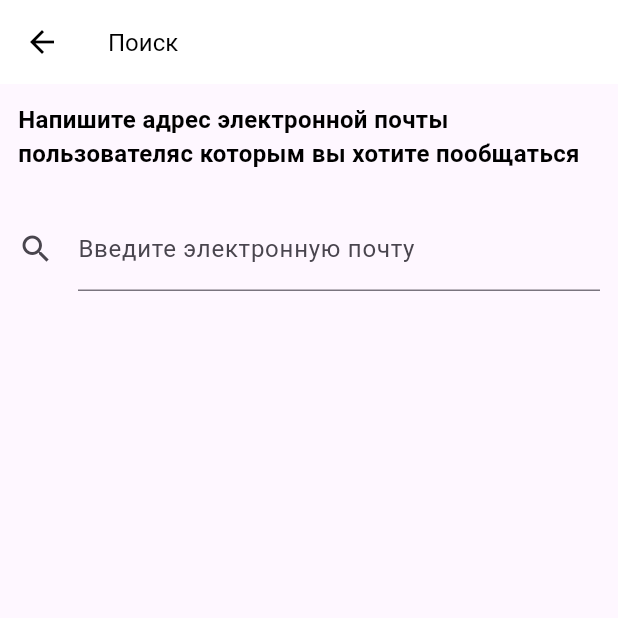
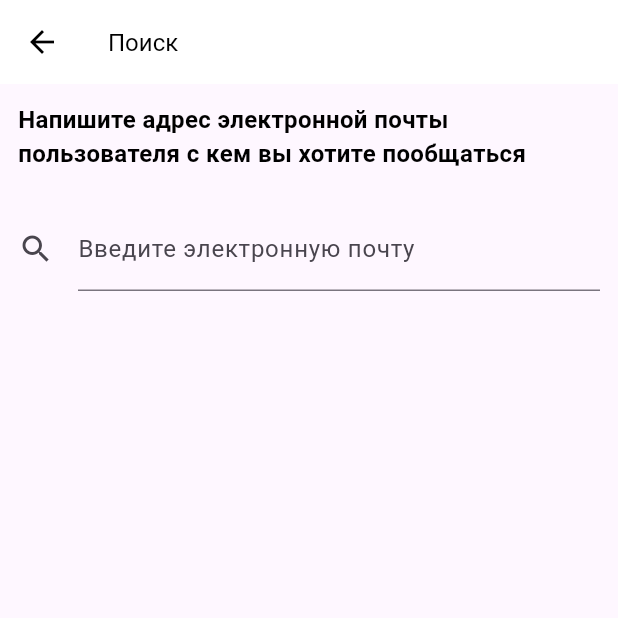
Before and after one commit to MohamadKattan/messenger_app, a Flutter app: the HomePage screen opened by its route, after a tap on "Поиск", on a phone screen of 412 x 824 dp, the top half of it. Run offline on Flutter 3.47's test engine with Material 3 defaults, Android fonts, the phone set to English and light mode, and no system bars; our stand-ins replace cloud_firestore, emoji_picker_flutter, firebase_auth, firebase_core, fluttertoast, internet_connection_checker; accounts and stored records are empty.

```diff
--- a/lib/controllers /user_controller.dart
+++ b/lib/controllers /user_controller.dart
@@ -55,7 +55,10 @@ class UserController extends ChangeNotifier {
   Future updateUserStatus(bool status) async {
     String? id = auth.currentUser?.uid ?? 'null';
     if (id != 'null') {
-      firestore.collection(usersTable).doc(id).update({keyOnLine: status});
+      firestore
+          .collection(usersTable)
+          .doc(id)
+          .update({keyOnLine: status, keyLastSeen: DateTime.now()});
     } else {
       return;
     }
--- a/lib/utils/constants.dart
+++ b/lib/utils/constants.dart
@@ -13,7 +13,6 @@ Color btnColor = Colors.amberAccent;
 Color grey = const Color(0xffEDF2F6);
 Color green = const Color(0xff3CED78);
 
-
 // numeric val
 double mainSpacer = 20.0;
 int tabeslNumber = 4; // as dynamic Number Table from dataBase
@@ -25,6 +24,7 @@ List<MyChatsModel> checkMyChatsListId = [];
 String? currentName;
 String? currentIdUser;
 bool? userOnLone;
+bool? isOnLine;
 
 // all txt in app =>  No loclaztion
 const String appName = 'Messenger\nTest';
@@ -39,7 +39,7 @@ const String createNewAccount = 'Создать новый аккаунт';
 const String desCreateNewAccount =
     'введите свои данные, затем \nНажмите кнопку ниже, чтобы создать новую учетную запись';
 const String name = 'Введите ваше имя';
-const createBtn = 'Создавать';
+const createBtn = 'Создать';
 const alreadyHaveAnAccount = 'У вас уже есть аккаунт!?';
 const String titleHomeP = 'Чаты';
 const String txtSearchUser = 'Поиск';
@@ -48,7 +48,7 @@ const String noAnyChat =
 const String yesterday = 'Вчера';
 const String txtSignOut = 'Выход';
 const String writeNameSearch =
-    'Напишите адрес электронной почты пользователя\с которым вы хотите пообщаться';
+    'Напишите адрес электронной почты пользователя c кем вы хотите пообщаться';
 const String typeName = 'Введите электронную почту';
 const String usrOnline = 'В сети';
 const String usrLastSeen = 'визит';
@@ -88,7 +88,8 @@ const String errorName = 'ошибка, проверьте свое имя';
 const String errorMail = 'ошибка, проверьте свою электронную почту';
 const String errorPass = 'ошибка, проверьте свой пароль';
 const String errorWeakPassword = 'Предоставленный пароль слишком слабый.';
-const String erroremailInUse = 'Учетная запись для этого адреса электронной почты уже существует.';
+const String erroremailInUse =
+    'Учетная запись для этого адреса электронной почты уже существует.';
 const String catchError = 'Что-то пошло не так, попробуйте еще раз';
 const String errorNoUser = 'No user found for that email.';
 const String errorWrongPass = 'Wrong password provided for that user.';
```
Also changed, not shown: lib/controllers /one_chat_controller.dart (+9 -12 lines).
